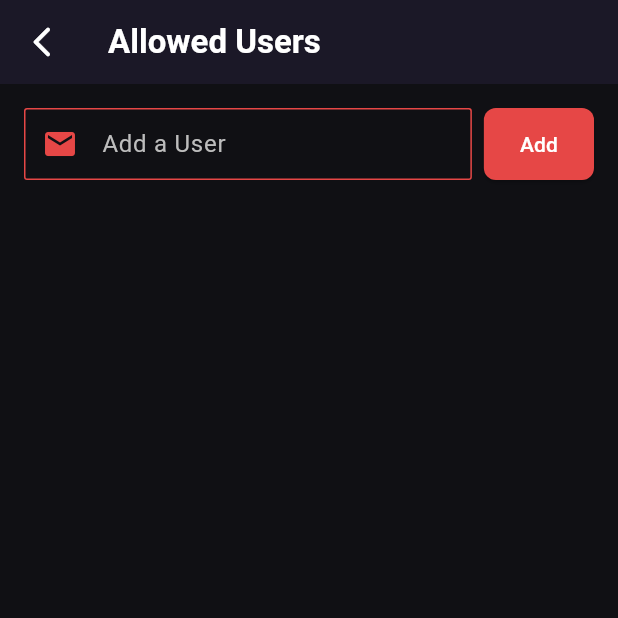
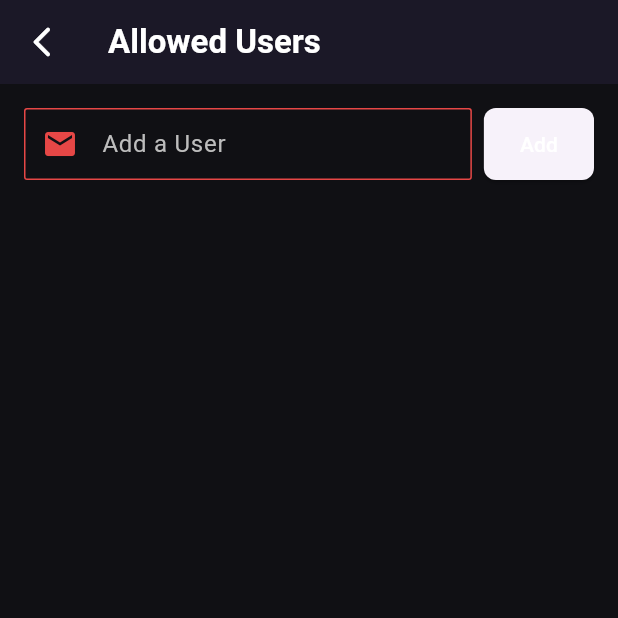
Before and after one commit to shashwatrai05/uddeshhya, a Flutter app: the AllowedEmailsScreen screen opened directly, on a phone screen of 412 x 824 dp, the top half of it. Run offline on Flutter 3.47's test engine with Material 3 defaults, Android fonts, the phone set to English and light mode, and no system bars; our stand-ins replace cloud_firestore, curved_navigation_bar, firebase_auth, firebase_core, font_awesome_flutter; missing offline and left inert: emailjs; accounts and stored records are empty.

Commit message:
allowed emails

```diff
--- a/lib/view/screens/allowed_emails.dart
+++ b/lib/view/screens/allowed_emails.dart
@@ -195,7 +195,7 @@ class _AllowedEmailsScreenState extends State<AllowedEmailsScreen> {
                   onPressed: _addEmail,
                   style: ElevatedButton.styleFrom(
                     // ignore: deprecated_member_use
-                    primary: uddeshhyacolor,
+                    foregroundColor: uddeshhyacolor,
                     padding: const EdgeInsets.symmetric(
                         vertical: 14.0, horizontal: 24.0),
                     shape: RoundedRectangleBorder(
```
